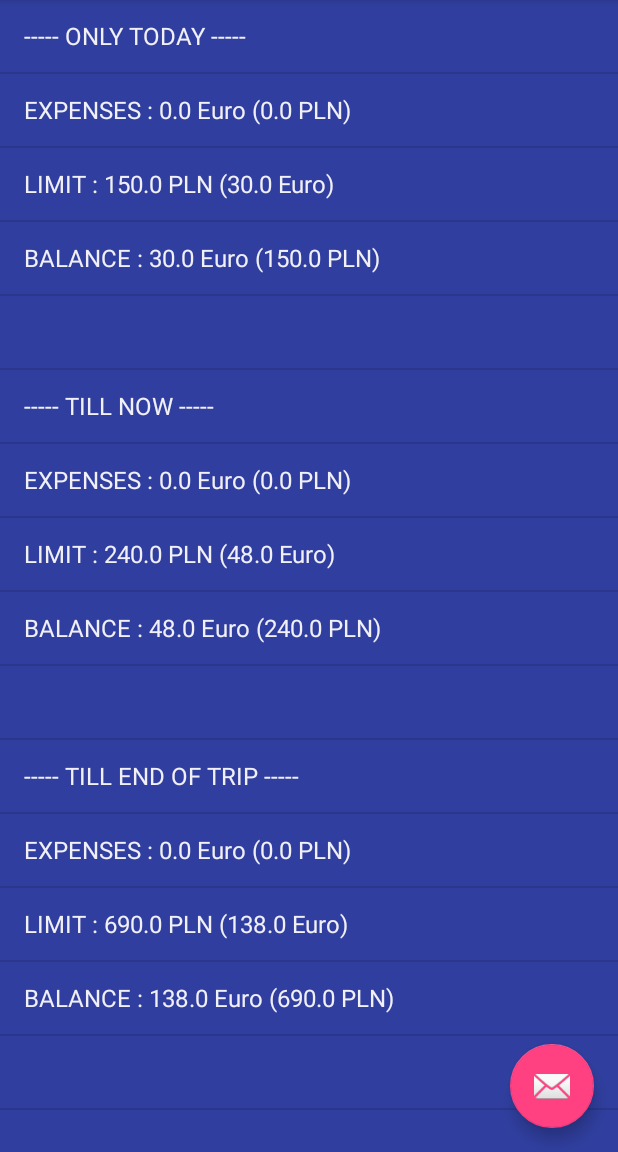
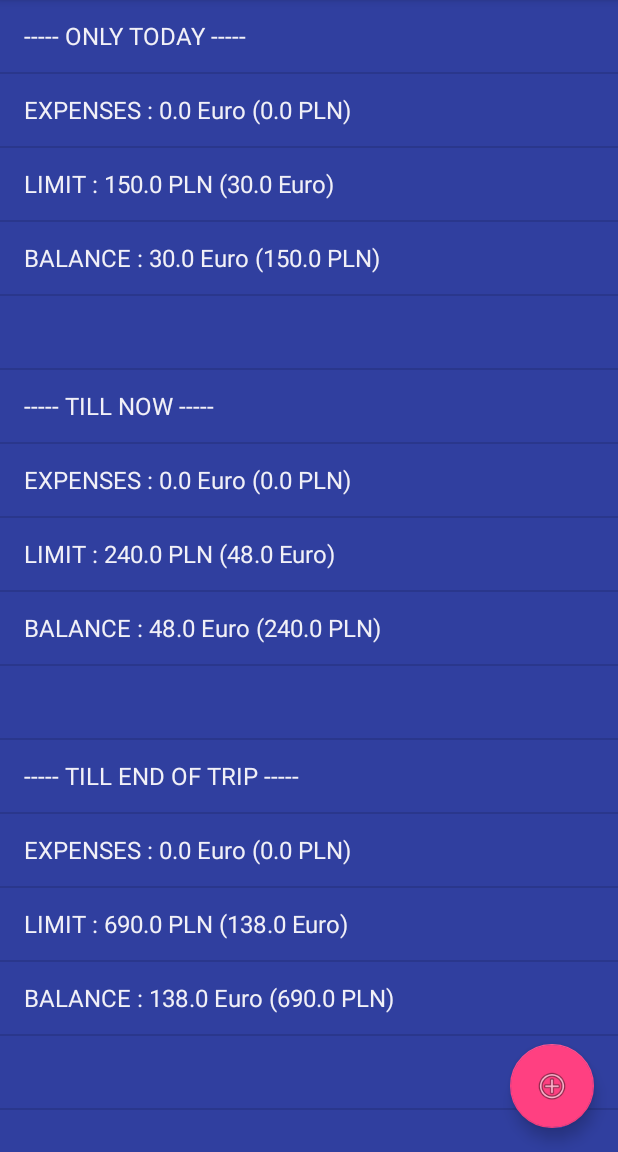
Before and after one commit to matigrab/MyExSpencer, an Android app: the screen it shows after launch (MainActivity), on a phone screen of 412 x 824 dp, the part 84-1236 px from its top. Run offline under Robolectric (Android 15) with nearby library versions, the phone set to English and light mode, and no system bars.

Commit message:
New icons

```diff
--- a/app/src/main/res/layout/app_bar_main.xml
+++ b/app/src/main/res/layout/app_bar_main.xml
@@ -42,6 +42,7 @@
         android:layout_height="wrap_content"
         android:layout_gravity="bottom|end"
         android:layout_margin="@dimen/fab_margin"
-        app:srcCompat="@android:drawable/ic_dialog_email" />
+        android:background="@color/colorPrimary"
+        app:srcCompat="@android:drawable/ic_menu_add" />
 
 </android.support.design.widget.CoordinatorLayout>
--- a/app/src/main/res/menu/activity_main_drawer.xml
+++ b/app/src/main/res/menu/activity_main_drawer.xml
@@ -4,15 +4,15 @@
     <group android:checkableBehavior="single">
         <item
             android:id="@+id/nav_status"
-            android:icon="@drawable/ic_menu_camera"
+            android:icon="@android:drawable/ic_menu_info_details"
             android:title="Status" />
         <item
             android:id="@+id/nav_expenses"
-            android:icon="@drawable/ic_menu_gallery"
+            android:icon="@android:drawable/ic_lock_idle_charging"
             android:title="Expenses" />
         <item
             android:id="@+id/nav_limitations"
-            android:icon="@drawable/ic_menu_slideshow"
+            android:icon="@android:drawable/ic_menu_crop"
             android:title="Limitations" />
         <item
             android:id="@+id/nav_settings"
```
